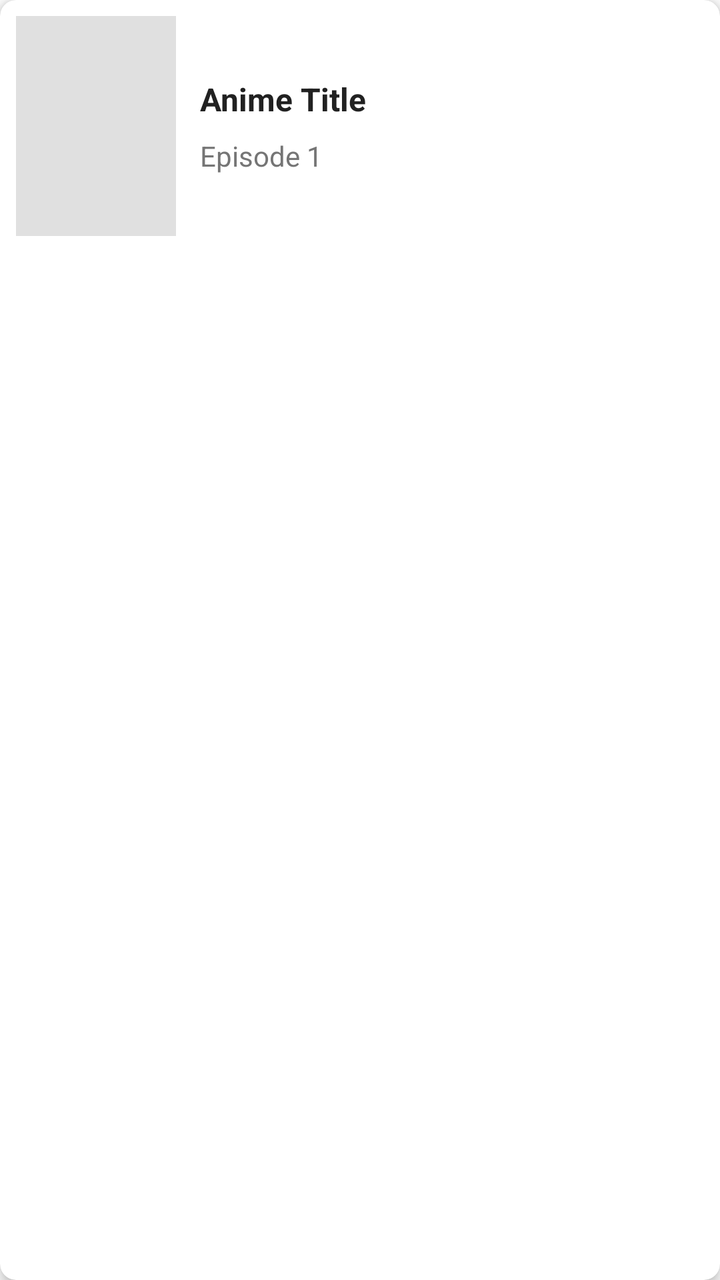
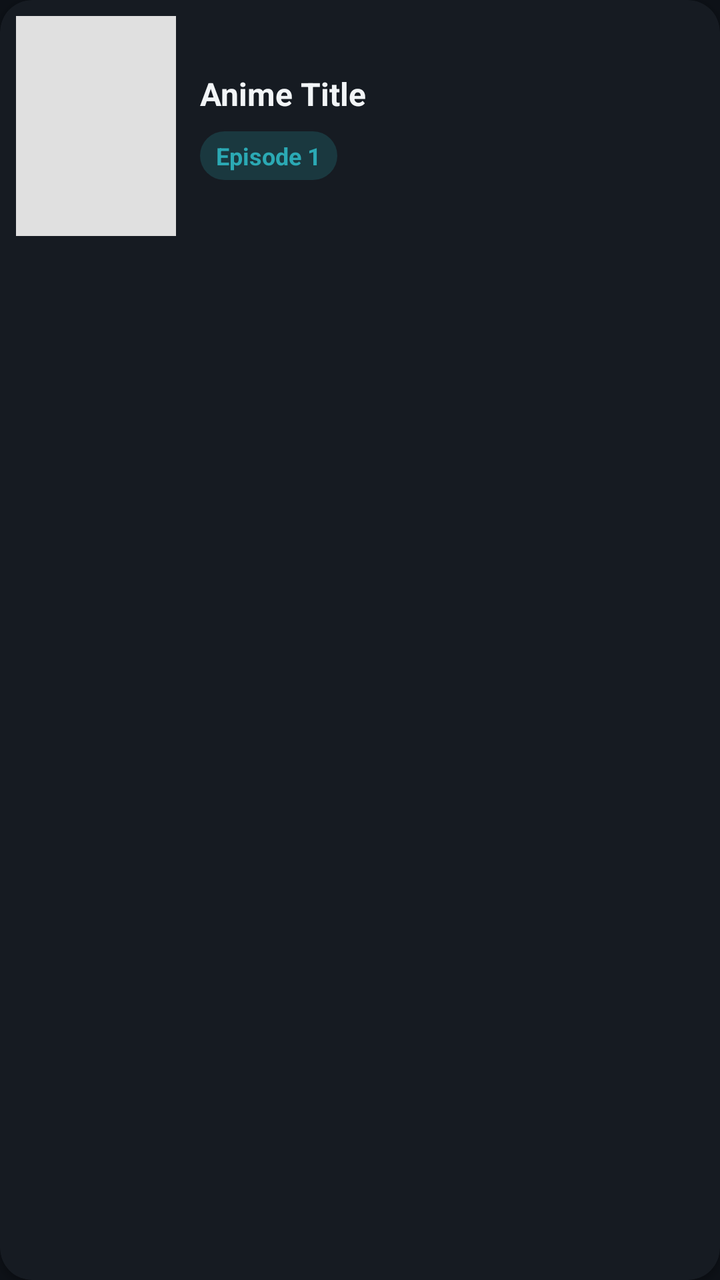

Compare the two renders of this Android layout. The source of the first and the diff that turns it into the second are given below.
<!-- AndroidManifest.xml: application theme Theme.BaseApp -->
<!-- res/layout/item_anime.xml -->
<?xml version="1.0" encoding="utf-8"?>
<androidx.cardview.widget.CardView xmlns:android="http://schemas.android.com/apk/res/android"
    xmlns:app="http://schemas.android.com/apk/res-auto"
    android:layout_width="match_parent"
    android:layout_height="wrap_content"
    android:layout_margin="8dp"
    android:clickable="true"
    android:focusable="true"
    android:foreground="?android:attr/selectableItemBackground"
    app:cardCornerRadius="8dp"
    app:cardElevation="4dp">

    <LinearLayout
        android:layout_width="match_parent"
        android:layout_height="wrap_content"
        android:orientation="horizontal"
        android:padding="8dp">

        <ImageView
            android:id="@+id/imgPoster"
            android:layout_width="80dp"
            android:layout_height="110dp"
            android:scaleType="centerCrop"
            android:background="#E0E0E0" />

        <LinearLayout
            android:layout_width="0dp"
            android:layout_height="match_parent"
            android:layout_weight="1"
            android:layout_marginStart="12dp"
            android:orientation="vertical"
            android:gravity="center_vertical">

            <TextView
                android:id="@+id/tvTitle"
                android:layout_width="wrap_content"
                android:layout_height="wrap_content"
                android:text="Anime Title"
                android:textSize="16sp"
                android:textStyle="bold"
                android:textColor="#212121"
                android:maxLines="2"
                android:ellipsize="end" />

            <TextView
                android:id="@+id/tvEpisode"
                android:layout_width="wrap_content"
                android:layout_height="wrap_content"
                android:layout_marginTop="8dp"
                android:text="Episode 1"
                android:textColor="#757575"
                android:textSize="14sp" />
        </LinearLayout>
    </LinearLayout>
</androidx.cardview.widget.CardView>
<!-- resources referenced by this layout -->
<resources>
  <style name="Theme.BaseApp" parent="Theme.MaterialComponents.DayNight.DarkActionBar">
          <item name="colorPrimary">@color/purple_500</item>
          <item name="colorPrimaryVariant">@color/purple_700</item>
          <item name="colorOnPrimary">@color/white</item>
      </style>
  <color name="purple_500">#FF6200EE</color>
  <color name="purple_700">#FF3700B3</color>
  <color name="white">#FFFFFFFF</color>
</resources>

<!-- the commit's change to res/layout/item_anime.xml (unified diff, before → after) -->
@@ -7,8 +7,9 @@
     android:clickable="true"
     android:focusable="true"
     android:foreground="?android:attr/selectableItemBackground"
-    app:cardCornerRadius="8dp"
-    app:cardElevation="4dp">
+    app:cardBackgroundColor="@color/bg_surface"
+    app:cardCornerRadius="16dp"
+    app:cardElevation="2dp">
 
     <LinearLayout
         android:layout_width="match_parent"
@@ -38,7 +39,7 @@
                 android:text="Anime Title"
                 android:textSize="16sp"
                 android:textStyle="bold"
-                android:textColor="#212121"
+                android:textColor="@color/text_primary"
                 android:maxLines="2"
                 android:ellipsize="end" />
 
@@ -47,9 +48,15 @@
                 android:layout_width="wrap_content"
                 android:layout_height="wrap_content"
                 android:layout_marginTop="8dp"
+                android:paddingStart="8dp"
+                android:paddingEnd="8dp"
+                android:paddingTop="4dp"
+                android:paddingBottom="4dp"
+                android:background="@drawable/bg_badge_pill"
                 android:text="Episode 1"
-                android:textColor="#757575"
-                android:textSize="14sp" />
+                android:textColor="@color/accent_teal"
+                android:textSize="12sp"
+                android:textStyle="bold" />
         </LinearLayout>
     </LinearLayout>
 </androidx.cardview.widget.CardView>
<!-- resource entries referenced after the edit -->
@@ -1,12 +1,25 @@
 <!-- resources referenced by this layout -->
 <resources>
-  <style name="Theme.BaseApp" parent="Theme.MaterialComponents.DayNight.DarkActionBar">
-          <item name="colorPrimary">@color/purple_500</item>
-          <item name="colorPrimaryVariant">@color/purple_700</item>
+  <color name="accent_teal">#2BA9B4</color>
+  <color name="bg_surface">#161B22</color>
+  <color name="text_primary">#F2F5F7</color>
+  <!-- drawable bg_badge_pill (drawable) -->
+  <?xml version="1.0" encoding="utf-8"?>
+  <shape xmlns:android="http://schemas.android.com/apk/res/android" android:shape="rectangle">
+      <solid android:color="@color/accent_teal_transparent" />
+      <corners android:radius="50dp" />
+  </shape>
+  <style name="Theme.BaseApp" parent="Theme.MaterialComponents.DayNight.NoActionBar">
+          <item name="colorPrimary">@color/accent_teal</item>
+          <item name="colorPrimaryVariant">@color/accent_teal</item>
           <item name="colorOnPrimary">@color/white</item>
+          <item name="android:windowBackground">@color/bg_main</item>
+          <item name="android:textColorPrimary">@color/text_primary</item>
+          <item name="android:textColorSecondary">@color/text_secondary</item>
       </style>
-  <color name="purple_500">#FF6200EE</color>
-  <color name="purple_700">#FF3700B3</color>
-  <color name="white">#FFFFFFFF</color>
+  <color name="accent_teal_transparent">#332BA9B4</color>
+  <color name="white">#FFFFFF</color>
+  <color name="bg_main">#0D1117</color>
+  <color name="text_secondary">#8B98A5</color>
 </resources>
 
